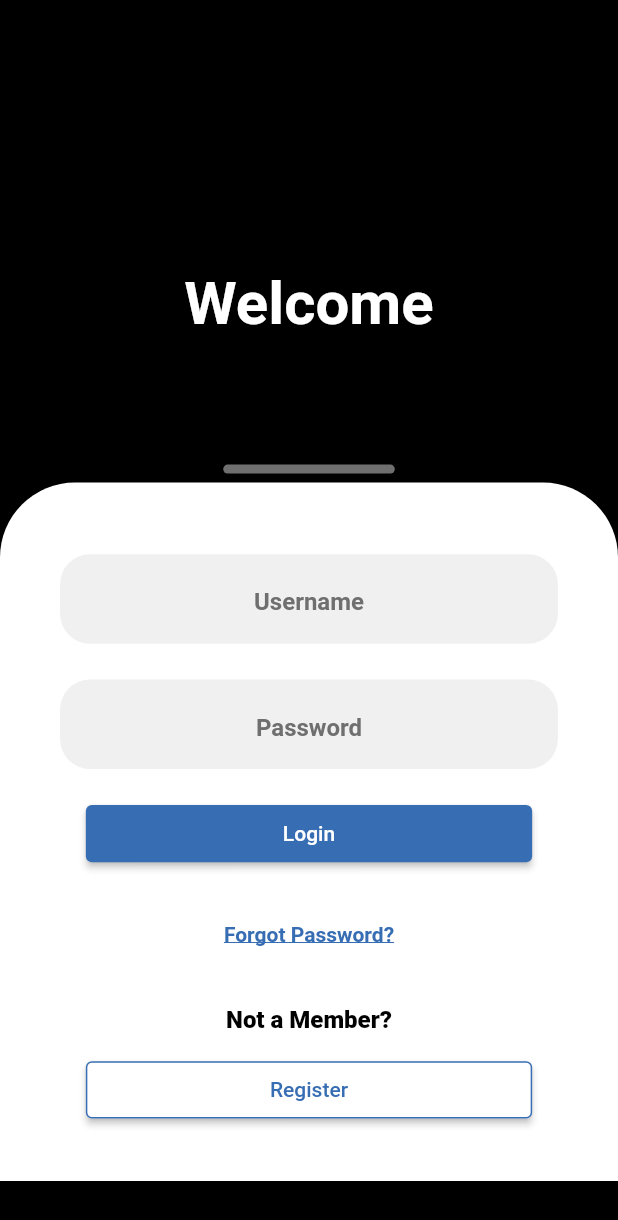
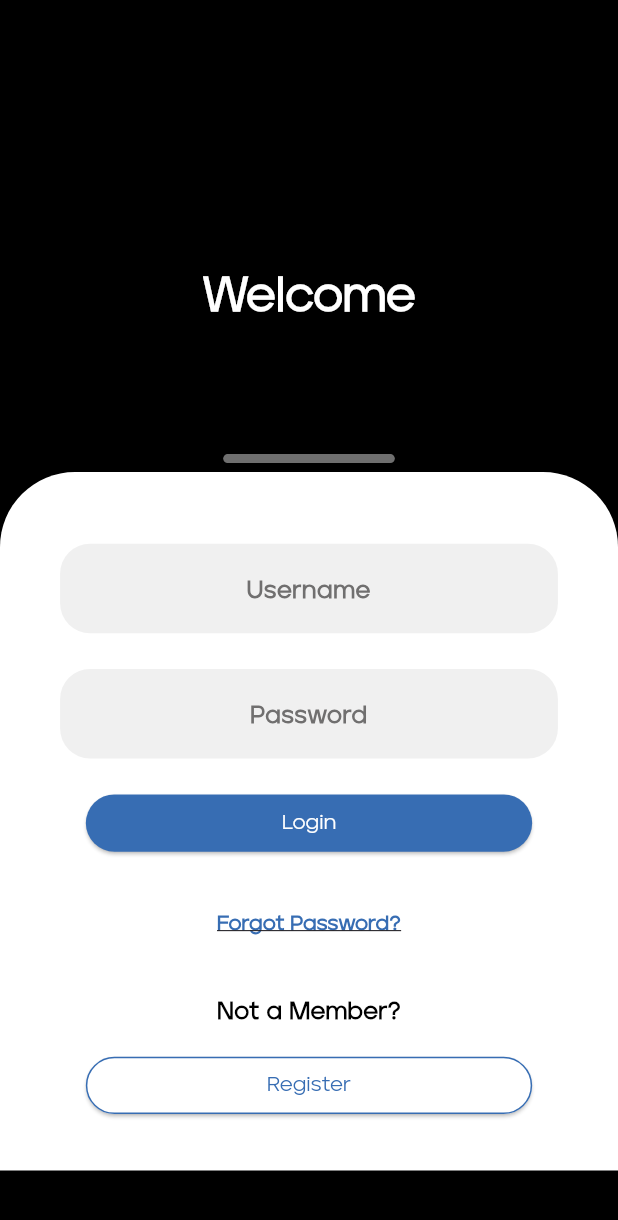
Before and after one commit to coder12e4/rtd_, a Flutter app: the screen it shows after launch, on a phone screen of 412 x 824 dp. Shown: the top 1220 px of the screen. Run offline on Flutter 3.47's test engine with Material 2 defaults, Android fonts, the phone set to English and light mode, and no system bars; our stand-ins replace flutter_screenutil, flutter_svg, get, image_picker, shared_preferences; missing offline and left inert: awesome_circular_chart.

Commit message:
Todays last commit

```diff
--- a/lib/controller/splash_screen_controller.dart
+++ b/lib/controller/splash_screen_controller.dart
@@ -1,14 +1,14 @@
 import 'package:get/get.dart';
 import 'package:rtd_project/controller/authentication/login_contoller.dart';
 import 'package:rtd_project/helper/router.dart';
-import 'package:rtd_project/view/login_screen/login_page.dart';
+
 
 class SplashScreenController extends GetxController {
   @override
   void onInit() {
     super.onInit();
-    // splashDelay();
-    onLogin();
+    splashDelay();
+    // onLogin();
   }
 
   Future splashDelay() async {
--- a/lib/main.dart
+++ b/lib/main.dart
@@ -35,10 +35,16 @@ class MyApp extends StatelessWidget {
           getPages: AppRouter.routes,
           defaultTransition: Transition.fadeIn,
           // translations: LocaleString(),
+          theme: ThemeData(
+            fontFamily: 'JekoFont',
+            colorScheme: ColorScheme.fromSeed(seedColor: Colors.deepPurple),
+            useMaterial3: true,
+          ),
           locale: const Locale('en', 'US'),
         );
       },
     );
   }
 }
+//
 //start
```
